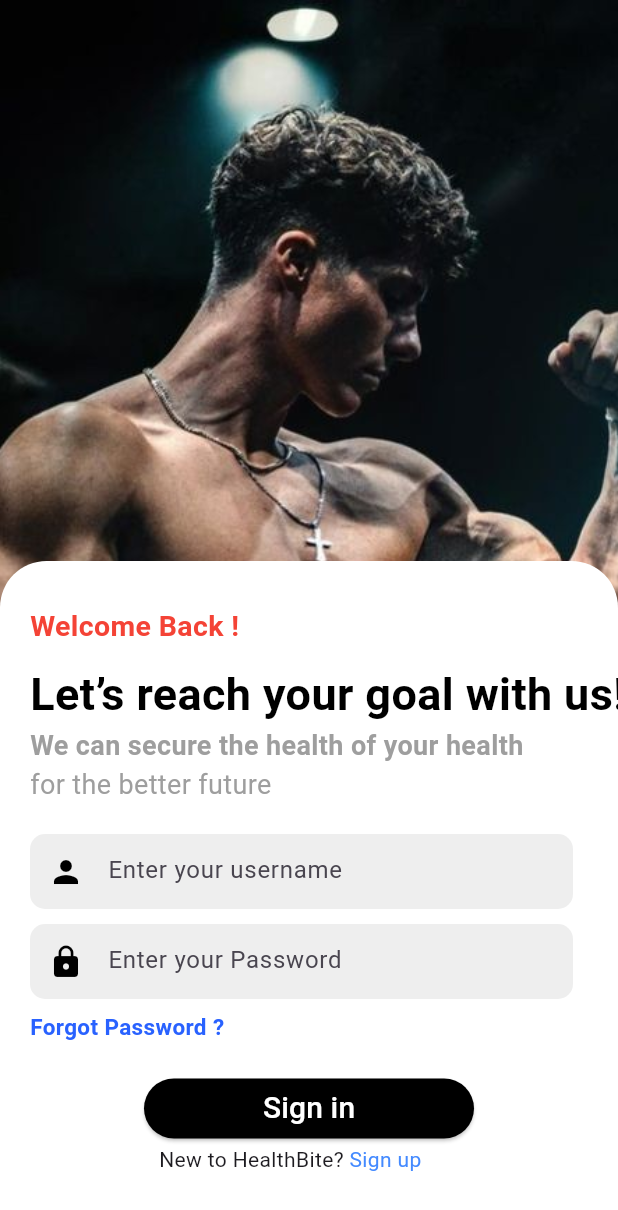
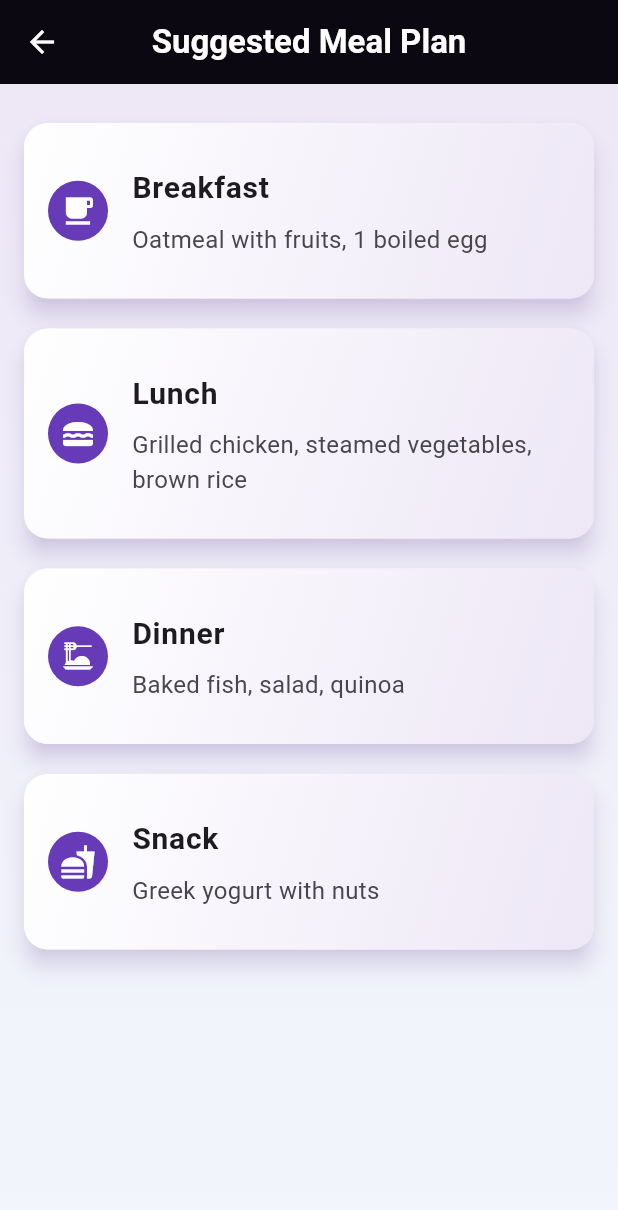
Before and after one commit to darshanaweerasooriya/Fitness_app_frontend, a Flutter app: the dashboardScreen screen opened directly, after a tap on "Meal Plans", on a phone screen of 412 x 824 dp. Shown: the top 1210 px of the screen. Run offline on Flutter 3.47's test engine with Material 3 defaults, Android fonts, the light colour scheme and no system bars; our stand-ins replace shared_preferences; accounts and stored records are empty; network calls fail.

Commit message:
mealplan screen added

```diff
--- a/lib/screens/clients/dashboard.dart
+++ b/lib/screens/clients/dashboard.dart
@@ -1,6 +1,7 @@
 import 'package:finessmobileapp/screens/auth/clients/loging.dart';
 import 'package:finessmobileapp/screens/clients/exerciseSchedule.dart';
 import 'package:finessmobileapp/screens/clients/feedbacckScreen.dart';
+import 'package:finessmobileapp/screens/clients/mealplannig.dart';
 import 'package:finessmobileapp/screens/clients/mentalhealthScreen.dart';
 import 'package:flutter/material.dart';
 import 'package:http/http.dart' as http;
@@ -97,16 +98,7 @@ class _dashboardScreenState extends State<dashboardScreen> {
   Widget build(BuildContext context) {
     return Scaffold(
       backgroundColor: const Color(0xFFF2F6FC),
-      appBar: AppBar(
-        title: const Text('Dashboard'),
-        actions: [
-          IconButton(
-            icon: const Icon(Icons.logout),
-            onPressed: logout,
-            tooltip: 'Logout',
-          )
-        ],
-      ),
+
       body: SafeArea(
         child: Padding(
           padding: const EdgeInsets.all(16.0),
@@ -286,7 +278,7 @@ class _dashboardScreenState extends State<dashboardScreen> {
           title: "Meal Plans",
           onTap: () => Navigator.push(
             context,
-            MaterialPageRoute(builder: (_) => logingScrenn()),
+            MaterialPageRoute(builder: (_) => MealPlanScreen()),
           ),
         ),
         const SizedBox(height: 10),
--- /dev/null
+++ b/lib/screens/clients/mealplannig.dart
@@ -0,0 +1,112 @@
+import 'package:flutter/material.dart';
+import 'package:shared_preferences/shared_preferences.dart';
+import 'package:http/http.dart' as http;
+import 'dart:convert';
+
+class MealPlanScreen extends StatefulWidget {
+  const MealPlanScreen({super.key});
+
+  @override
+  State<MealPlanScreen> createState() => _MealPlanScreenState();
+}
+
+class _MealPlanScreenState extends State<MealPlanScreen> {
+  final Map<String, String> mealPlan = const {
+    'Breakfast': 'Oatmeal with fruits, 1 boiled egg',
+    'Lunch': 'Grilled chicken, steamed vegetables, brown rice',
+    'Dinner': 'Baked fish, salad, quinoa',
+    'Snack': 'Greek yogurt with nuts',
+  };
+
+  @override
+  Widget build(BuildContext context) {
+    return Scaffold(
+      appBar: AppBar(
+        title: const Text(
+          "Suggested Meal Plan",
+          style: TextStyle(fontWeight: FontWeight.bold, fontSize: 22, color: Colors.white),
+        ),
+        backgroundColor: Colors.black,
+        elevation: 5,
+        iconTheme: const IconThemeData(
+          color: Colors.white, // Change back arrow color to white
+        ),
+        centerTitle: true,
+      ),
+      body: Container(
+        decoration: const BoxDecoration(
+          gradient: LinearGradient(
+            colors: [Color(0xFFEDE7F6), Color(0xFFF2F6FC)],
+            begin: Alignment.topCenter,
+            end: Alignment.bottomCenter,
+          ),
+        ),
+        child: ListView.builder(
+          padding: const EdgeInsets.all(16),
+          itemCount: mealPlan.length,
+          itemBuilder: (context, index) {
+            String meal = mealPlan.keys.elementAt(index);
+            String details = mealPlan.values.elementAt(index);
+
+            return Card(
+              margin: const EdgeInsets.symmetric(vertical: 10),
+              shape: RoundedRectangleBorder(
+                borderRadius: BorderRadius.circular(16),
+              ),
+              elevation: 6,
+              shadowColor: Colors.deepPurple.withOpacity(0.3),
+              child: Container(
+                decoration: BoxDecoration(
+                  borderRadius: BorderRadius.circular(16),
+                  gradient: LinearGradient(
+                    colors: [Colors.white, Colors.deepPurple.shade50],
+                    begin: Alignment.topLeft,
+                    end: Alignment.bottomRight,
+                  ),
+                ),
+                child: ListTile(
+                  contentPadding: const EdgeInsets.symmetric(
+                      vertical: 20, horizontal: 16),
+                  leading: CircleAvatar(
+                    backgroundColor: Colors.deepPurple,
+                    child: Icon(
+                      _getMealIcon(meal),
+                      color: Colors.white,
+                    ),
+                  ),
+                  title: Text(
+                    meal,
+                    style: const TextStyle(
+                        fontSize: 20, fontWeight: FontWeight.bold),
+                  ),
+                  subtitle: Padding(
+                    padding: const EdgeInsets.only(top: 8.0),
+                    child: Text(
+                      details,
+                      style: const TextStyle(fontSize: 16),
+                    ),
+                  ),
+                ),
+              ),
+            );
+          },
+        ),
+      ),
+    );
+  }
+
+  IconData _getMealIcon(String meal) {
+    switch (meal) {
+      case 'Breakfast':
+        return Icons.free_breakfast;
+      case 'Lunch':
+        return Icons.lunch_dining;
+      case 'Dinner':
+        return Icons.dinner_dining;
+      case 'Snack':
+        return Icons.fastfood;
+      default:
+        return Icons.restaurant_menu;
+    }
+  }
+}
```
